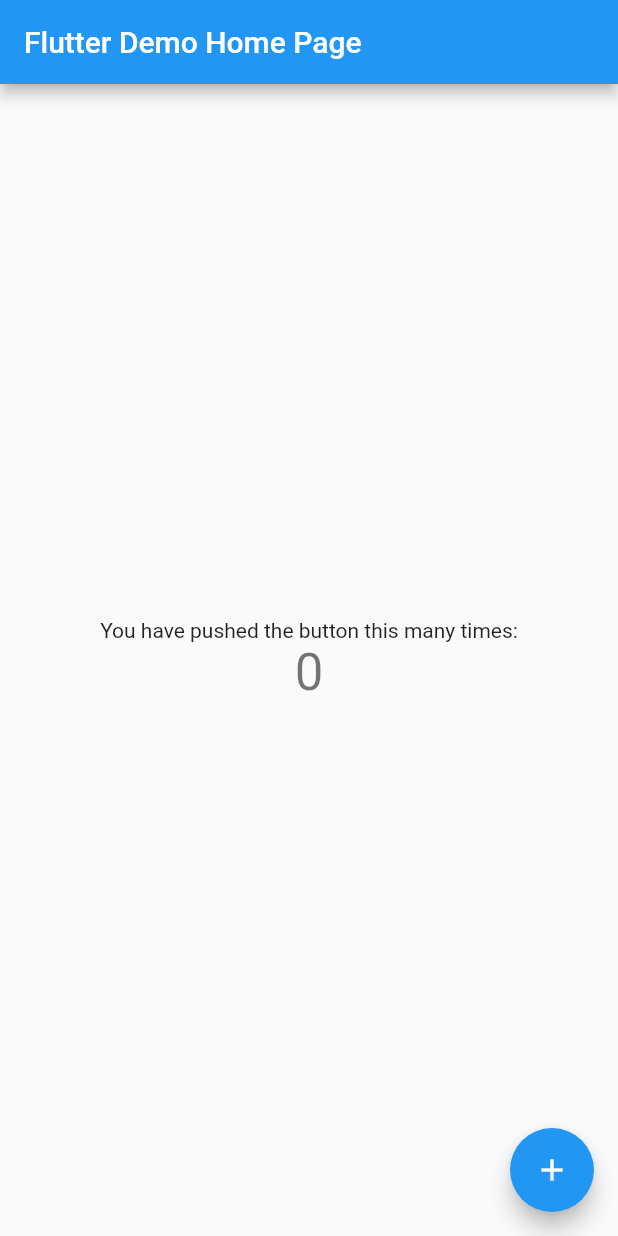
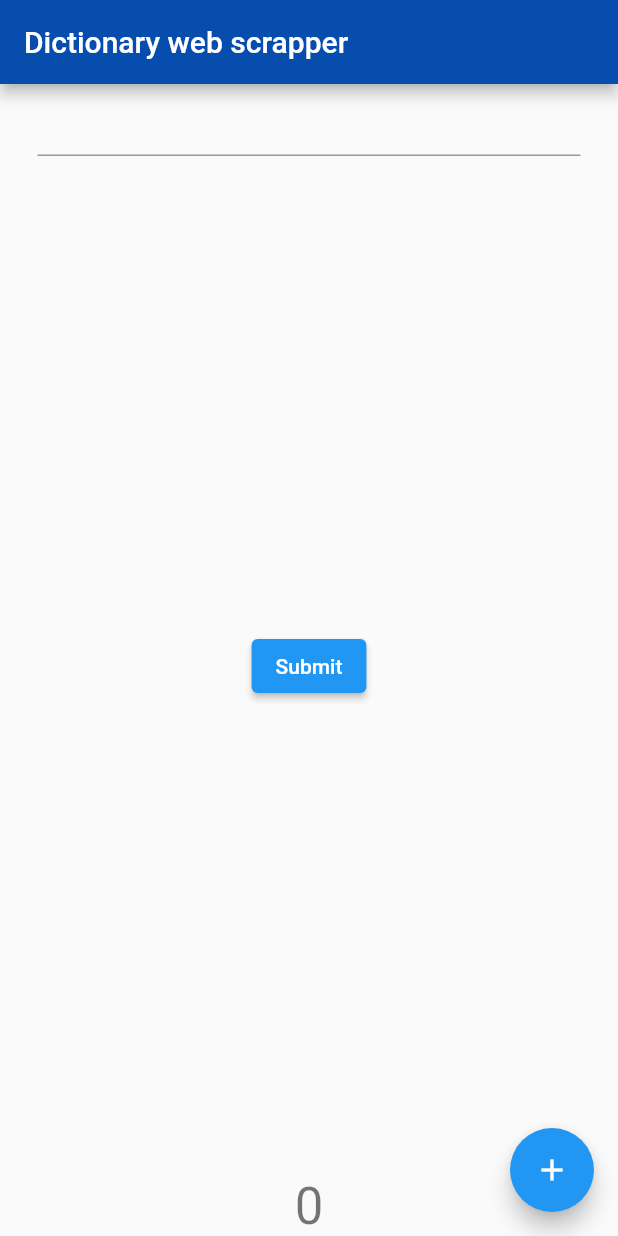
Before and after one commit to Genialngash/dictionary-scrapping, a Flutter app: the screen it shows after launch, on a phone screen of 412 x 824 dp. Run offline on Flutter 3.47's test engine with Material 2 defaults, Android fonts, the light colour scheme and no system bars; missing offline and left inert: chaleno.

Commit message:
text input widget - elevated button to call the functions

```diff
--- a/lib/main.dart
+++ b/lib/main.dart
@@ -1,3 +1,4 @@
+import 'package:chaleno/chaleno.dart';
 import 'package:flutter/material.dart';
 
 void main() {
@@ -11,35 +12,17 @@
   @override
   Widget build(BuildContext context) {
     return MaterialApp(
-      title: 'Flutter Demo',
+      title: 'Flutter web scrapper',
       theme: ThemeData(
-        // This is the theme of your application.
-        //
-        // Try running your application with "flutter run". You'll see the
-        // application has a blue toolbar. Then, without quitting the app, try
-        // changing the primarySwatch below to Colors.green and then invoke
-        // "hot reload" (press "r" in the console where you ran "flutter run",
-        // or simply save your changes to "hot reload" in a Flutter IDE).
-        // Notice that the counter didn't reset back to zero; the application
-        // is not restarted.
         primarySwatch: Colors.blue,
       ),
-      home: const MyHomePage(title: 'Flutter Demo Home Page'),
+      home: const MyHomePage(title: 'Dictionary web scrapper'),
     );
   }
 }
 
 class MyHomePage extends StatefulWidget {
   const MyHomePage({Key? key, required this.title}) : super(key: key);
-
-  // This widget is the home page of your application. It is stateful, meaning
-  // that it has a State object (defined below) that contains fields that affect
-  // how it looks.
-
-  // This class is the configuration for the state. It holds the values (in this
-  // case the title) provided by the parent (in this case the App widget) and
-  // used by the build method of the State. Fields in a Widget subclass are
-  // always marked "final".
 
   final String title;
 
@@ -49,54 +32,60 @@
 
 class _MyHomePageState extends State<MyHomePage> {
   int _counter = 0;
-
+  final GlobalKey<FormState> _formKey = GlobalKey<FormState>();
+  String urlInput = '';
   void _incrementCounter() {
     setState(() {
-      // This call to setState tells the Flutter framework that something has
-      // changed in this State, which causes it to rerun the build method below
-      // so that the display can reflect the updated values. If we changed
-      // _counter without calling setState(), then the build method would not be
-      // called again, and so nothing would appear to happen.
       _counter++;
     });
   }
 
   @override
   Widget build(BuildContext context) {
-    // This method is rerun every time setState is called, for instance as done
-    // by the _incrementCounter method above.
-    //
-    // The Flutter framework has been optimized to make rerunning build methods
-    // fast, so that you can just rebuild anything that needs updating rather
-    // than having to individually change instances of widgets.
     return Scaffold(
       appBar: AppBar(
-        // Here we take the value from the MyHomePage object that was created by
-        // the App.build method, and use it to set our appbar title.
+        backgroundColor: const Color(0xff064DAE),
         title: Text(widget.title),
       ),
-      body: Center(
-        // Center is a layout widget. It takes a single child and positions it
-        // in the middle of the parent.
+      body: Padding(
+        padding: const EdgeInsets.symmetric(horizontal: 25),
+        child: Center(
           child: Column(
-          // Column is also a layout widget. It takes a list of children and
-          // arranges them vertically. By default, it sizes itself to fit its
-          // children horizontally, and tries to be as tall as its parent.
-          //
-          // Invoke "debug painting" (press "p" in the console, choose the
-          // "Toggle Debug Paint" action from the Flutter Inspector in Android
-          // Studio, or the "Toggle Debug Paint" command in Visual Studio Code)
-          // to see the wireframe for each widget.
-          //
-          // Column has various properties to control how it sizes itself and
-          // how it positions its children. Here we use mainAxisAlignment to
-          // center the children vertically; the main axis here is the vertical
-          // axis because Columns are vertical (the cross axis would be
-          // horizontal).
-          mainAxisAlignment: MainAxisAlignment.center,
+            mainAxisAlignment: MainAxisAlignment.spaceBetween,
             children: <Widget>[
-            const Text(
-              'You have pushed the button this many times:',
+              Form(
+                key: _formKey,
+                child: TextFormField(
+                  validator: (value) {
+                    if ((Uri.parse(value!).hasAbsolutePath) &&
+                        (value.isNotEmpty)) {
+                      return null;
+                    } else {
+                      return 'input the correct url';
+                    }
+                  },
+                  onChanged: (value) {
+                    urlInput = value;
+                  },
+                ),
+              ),
+              ElevatedButton(
+                onPressed: () async {
+
+
+                  if (_formKey.currentState!.validate()) {
+                    Chaleno().load(urlInput).then((value) {
+                      List<Result>? result = value?.getElementsByTagName('div');
+                      for (var item in result!) {
+                        print(item.text);
+                      }
+                    });
+
+                  } else {
+                    print('not valid');
+                  }
+                },
+                child: const Text('Submit'),
               ),
               Text(
                 '$_counter',
@@ -105,11 +94,12 @@
             ],
           ),
         ),
+      ),
       floatingActionButton: FloatingActionButton(
         onPressed: _incrementCounter,
         tooltip: 'Increment',
         child: const Icon(Icons.add),
-      ), // This trailing comma makes auto-formatting nicer for build methods.
+      ),
     );
   }
 }
```
Lines whose indentation alone changed are shown as unchanged.
